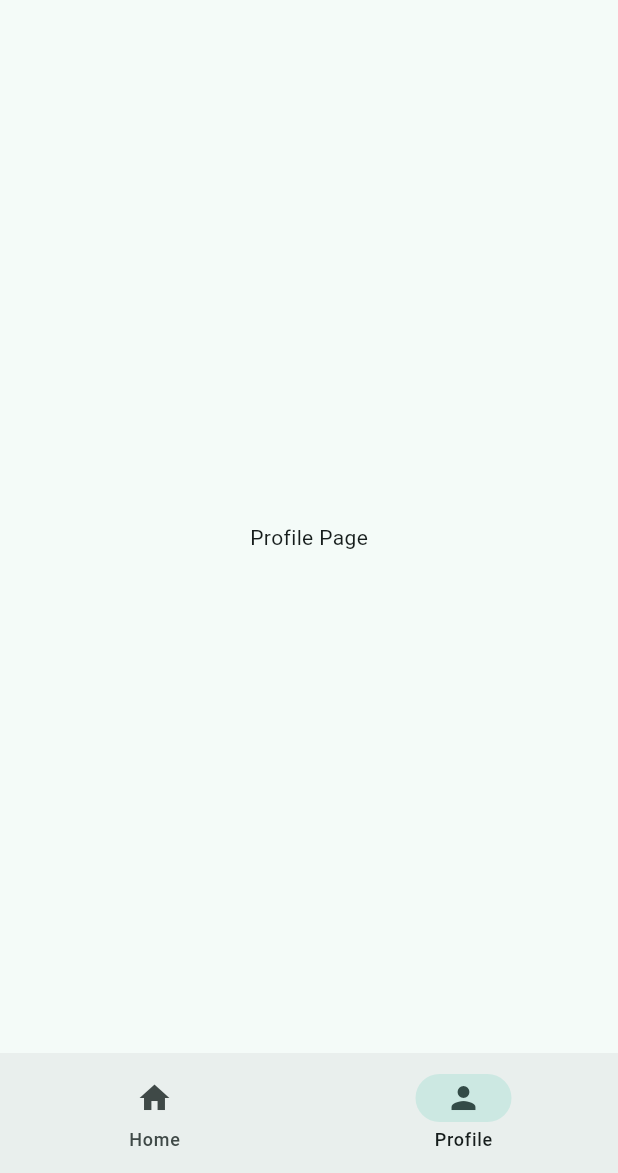
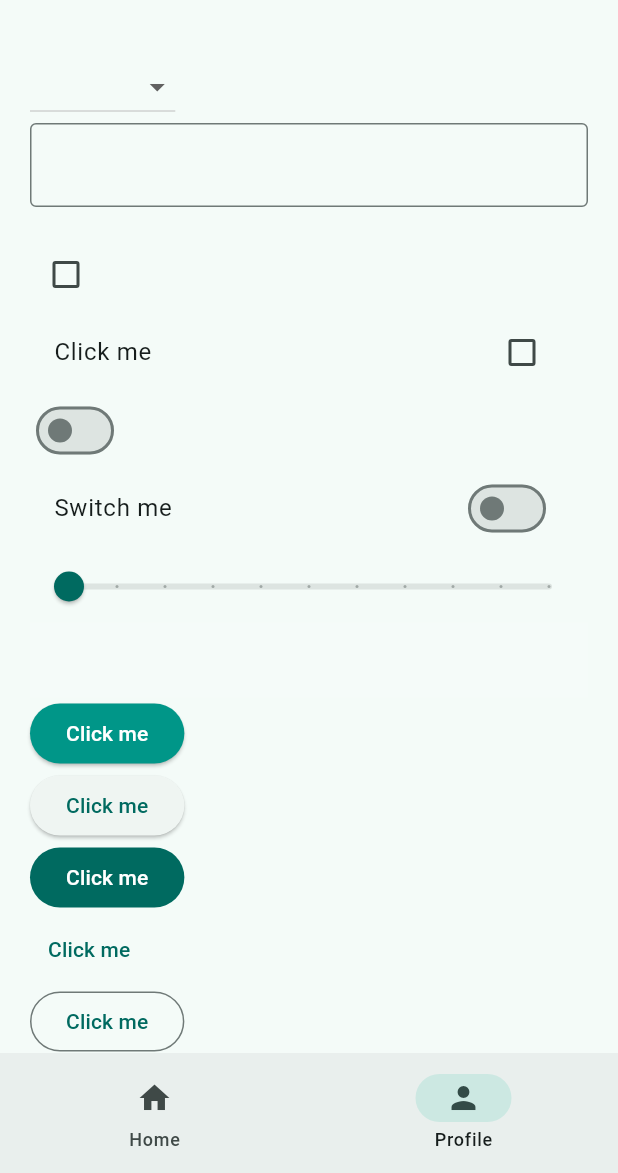
Before and after one commit to azizhadiid/FLutter-App, a Flutter app: the screen it shows after launch, item 2 of the bottom bar chosen, on a phone screen of 412 x 824 dp, the part 63-1236 px from its top. Run offline on Flutter 3.47's test engine with Material 3 defaults, Android fonts, the phone set to English and light mode, and no system bars.

Commit message:
Form System

```diff
--- a/lib/views/pages/profile_page.dart
+++ b/lib/views/pages/profile_page.dart
@@ -1,10 +1,127 @@
 import 'package:flutter/material.dart';
 
-class ProfilePage extends StatelessWidget {
+class ProfilePage extends StatefulWidget {
   const ProfilePage({super.key});
 
   @override
+  State<ProfilePage> createState() => _ProfilePageState();
+}
+
+class _ProfilePageState extends State<ProfilePage> {
+  TextEditingController controller = TextEditingController();
+  bool? isChecked = false;
+  bool isSwitched = false;
+  double sliderValue = 0.0;
+  String? menuItem;
+
+  @override
   Widget build(BuildContext context) {
-    return Center(child: Text('Profile Page'));
+    return SingleChildScrollView(
+      child: Padding(
+        padding: const EdgeInsets.all(20.0),
+        child: Column(
+          crossAxisAlignment: CrossAxisAlignment.start,
+          children: [
+            DropdownButton(
+              value: menuItem,
+              items: [
+                DropdownMenuItem(value: 'e1', child: Text('Element 1')),
+                DropdownMenuItem(value: 'e2', child: Text('Element 2')),
+                DropdownMenuItem(value: 'e3', child: Text('Element 3')),
+              ],
+              onChanged: (String? value) {
+                setState(() {
+                  menuItem = value;
+                });
+              },
+            ), // DropdownButton
+            TextField(
+              controller: controller,
+              decoration: InputDecoration(border: OutlineInputBorder()),
+              onEditingComplete: () {
+                setState(() {});
+              },
+            ),
+            Text(controller.text),
+            Checkbox(
+              tristate: true,
+              value: isChecked,
+              onChanged: (bool? value) {
+                setState(() {
+                  isChecked = value;
+                });
+              },
+            ),
+
+            // CheckboxListTile
+            CheckboxListTile(
+              tristate: true,
+              title: Text('Click me'),
+              value: isChecked,
+              onChanged: (bool? value) {
+                setState(() {
+                  isChecked = value;
+                });
+              },
+            ),
+            Switch(
+              value: isSwitched,
+              onChanged: (bool value) {
+                setState(() {
+                  isSwitched = value;
+                });
+              },
+            ), // Switch
+
+            SwitchListTile.adaptive(
+              title: Text('Switch me'),
+              value: isSwitched,
+              onChanged: (bool value) {
+                setState(() {
+                  isSwitched = value;
+                });
+              },
+            ),
+            Slider.adaptive(
+              max: 10.0,
+              value: sliderValue,
+              divisions: 10,
+              onChanged: (double value) {
+                setState(() {
+                  sliderValue = value;
+                });
+                // ignore: avoid_print
+                print(value);
+              },
+            ),
+            InkWell(
+              splashColor: Colors.teal,
+              onTap: () {
+                print('image selected');
+              },
+              child: Container(
+                height: 50,
+                width: double.infinity,
+                color: Colors.white12,
+              ),
+            ),
+            ElevatedButton(
+              onPressed: () {},
+              style: ElevatedButton.styleFrom(
+                backgroundColor: Colors.teal,
+                foregroundColor: Colors.white,
+              ),
+              child: Text('Click me'),
+            ),
+            ElevatedButton(onPressed: () {}, child: Text('Click me')),
+            FilledButton(onPressed: () {}, child: Text('Click me')),
+            TextButton(onPressed: () {}, child: Text('Click me')),
+            OutlinedButton(onPressed: () {}, child: Text('Click me')),
+            CloseButton(),
+            BackButton(),
+          ],
+        ),
+      ),
+    );
   }
 }
--- a/pubspec.yaml
+++ b/pubspec.yaml
@@ -58,9 +58,8 @@ flutter:
   uses-material-design: true
 
   # To add assets to your application, add an assets section, like this:
-  # assets:
-  #   - images/a_dot_burr.jpeg
-  #   - images/a_dot_ham.jpeg
+  assets:
+    - assets/img/
 
   # An image asset can refer to one or more resolution-specific "variants", see
   # https://flutter.dev/to/resolution-aware-images
```
Also changed, not shown: assets/img/ai2.jpg (added).
